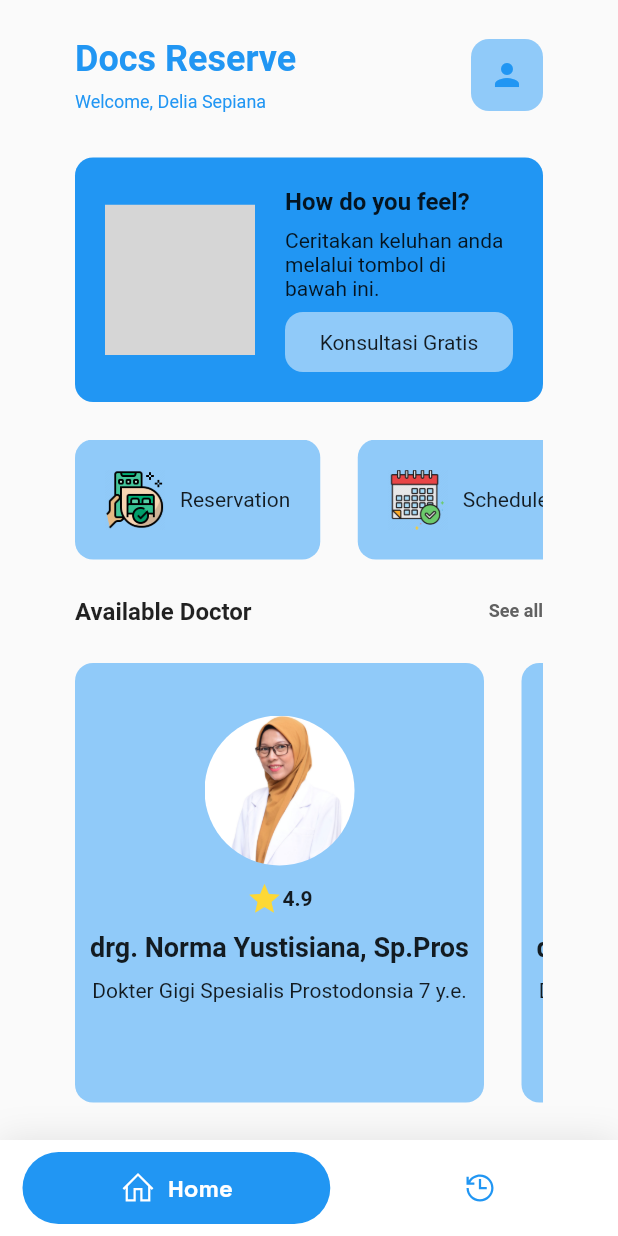
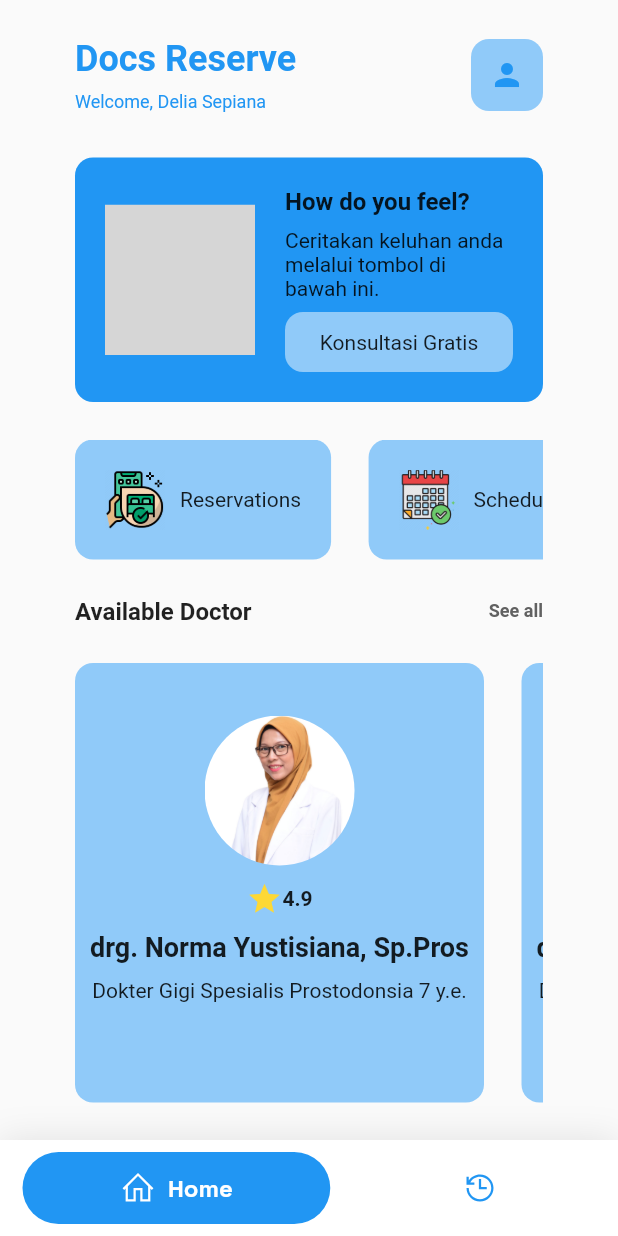
Before and after one commit to dikymonz/Doctor-Reservation-App, a Flutter app: the screen it shows after launch, on a phone screen of 412 x 824 dp. Run offline on Flutter 3.47's test engine with Material 2 defaults, Android fonts, the phone set to English and light mode, and no system bars; drawn by our look-alikes of google_nav_bar; our stand-ins replace dio, google_fonts, line_icons, lottie, shared_preferences; network calls fail; grey boxes are pictures that could not be loaded.

Commit message:
initial project

```diff
--- a/project/lib/views/chatmessage_page.dart
+++ b/project/lib/views/chatmessage_page.dart
@@ -88,7 +88,7 @@ class _ChatAiState extends State<ChatAi> {
           child: Column(
             children: [
               Padding(
-                padding: const EdgeInsets.symmetric(horizontal: 25),
+                padding: const EdgeInsets.symmetric(horizontal: 15),
                 child: SingleChildScrollView(
                   child: Column(
                     children: [
@@ -141,7 +141,7 @@ class _ChatAiState extends State<ChatAi> {
               SizedBox(height: 30),
               // Docs Profile
               Padding(
-                padding: const EdgeInsets.symmetric(horizontal: 25),
+                padding: const EdgeInsets.symmetric(horizontal: 15),
                 child: Container(
                   padding: EdgeInsets.all(20),
                   decoration: BoxDecoration(
--- a/project/lib/views/home_page.dart
+++ b/project/lib/views/home_page.dart
@@ -161,7 +161,7 @@ class _HomePageState extends State<HomePage> {
                         child: Hero(
                           tag: 'reservasiHero',
                           child: CategoryCard(
-                            categoryName: 'Reservation',
+                            categoryName: 'Reservations',
                             iconImagePath: "assets/images/Reservationdata.png",
                           ),
                         ),
@@ -178,7 +178,7 @@ class _HomePageState extends State<HomePage> {
                         child: Hero(
                           tag: 'jadwalHero',
                           child: CategoryCard(
-                            categoryName: 'Schedule',
+                            categoryName: 'Schedule      ',
                             iconImagePath: "assets/images/Schedule.png",
                           ),
                         ),
```
Also changed, not shown: project/lib/views/history_page.dart (+13 -1 lines).
